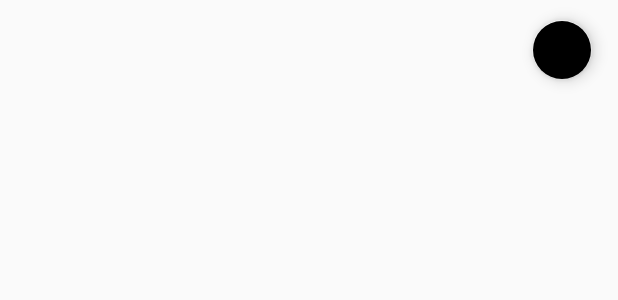
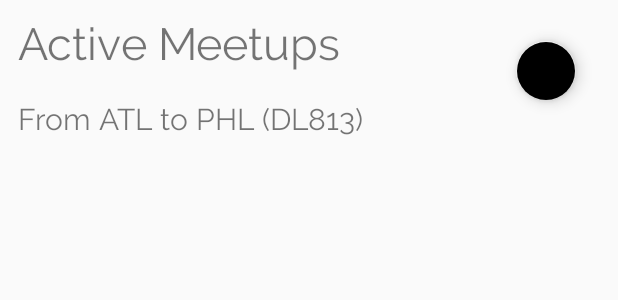
Before and after one commit to nikitarajput/AirPal, an Android app: the layout activity_meetups.xml on its own in the app's theme, with its tools: preview values and no code run, on a phone screen of 412 x 824 dp. Shown: the top 300 px of the screen. Run offline under Robolectric (Android 15) with nearby library versions, the phone set to English and light mode, and no system bars.

Commit message:
Fixed Active Meetups screen

```diff
--- a/app/src/main/res/layout/activity_meetups.xml
+++ b/app/src/main/res/layout/activity_meetups.xml
@@ -9,14 +9,34 @@
         android:id="@+id/addMeetup"
         android:layout_width="wrap_content"
         android:layout_height="wrap_content"
-        android:layout_alignParentEnd="true"
-        android:layout_alignParentTop="true"
-        android:layout_marginEnd="17dp"
-        android:layout_marginTop="13dp"
+        android:layout_marginEnd="28dp"
+        android:layout_marginTop="27dp"
         android:clickable="true"
         app:backgroundTint="@null"
         app:fabSize="mini"
         android:onClick="toCreateMeetupActivity"
-        app:srcCompat="@drawable/ic_add_black_24dp" />
+        app:srcCompat="@drawable/ic_add_black_24dp"
+        android:layout_alignParentTop="true"
+        android:layout_alignParentEnd="true" />
+
+    <TextView
+        android:id="@+id/textView"
+        android:layout_width="wrap_content"
+        android:layout_height="wrap_content"
+        android:text="Active Meetups"
+        android:textSize="30sp"
+        android:layout_alignParentTop="true"
+        android:layout_alignParentStart="true"
+        android:layout_marginStart="12dp"
+        android:layout_marginTop="11dp" />
+
+    <TextView
+        android:id="@+id/textView2"
+        android:layout_width="wrap_content"
+        android:layout_height="wrap_content"
+        android:layout_alignStart="@+id/textView"
+        android:layout_below="@+id/addMeetup"
+        android:text="From ATL to PHL (DL813)"
+        android:textSize="20sp" />
 
 </RelativeLayout>
```
